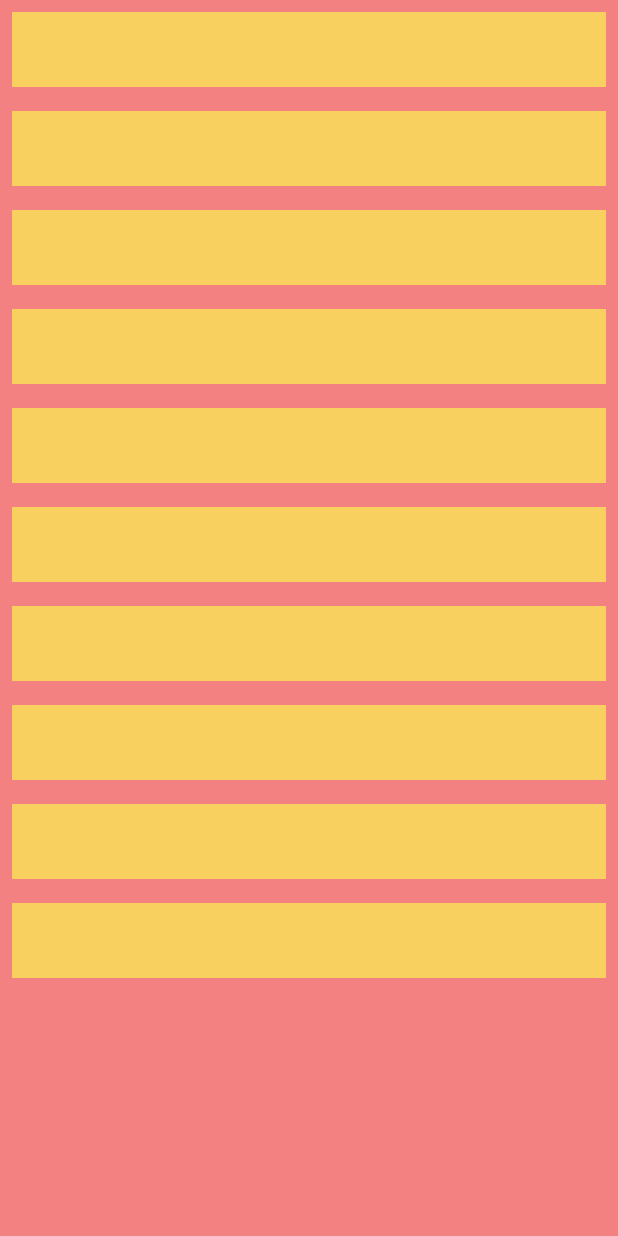
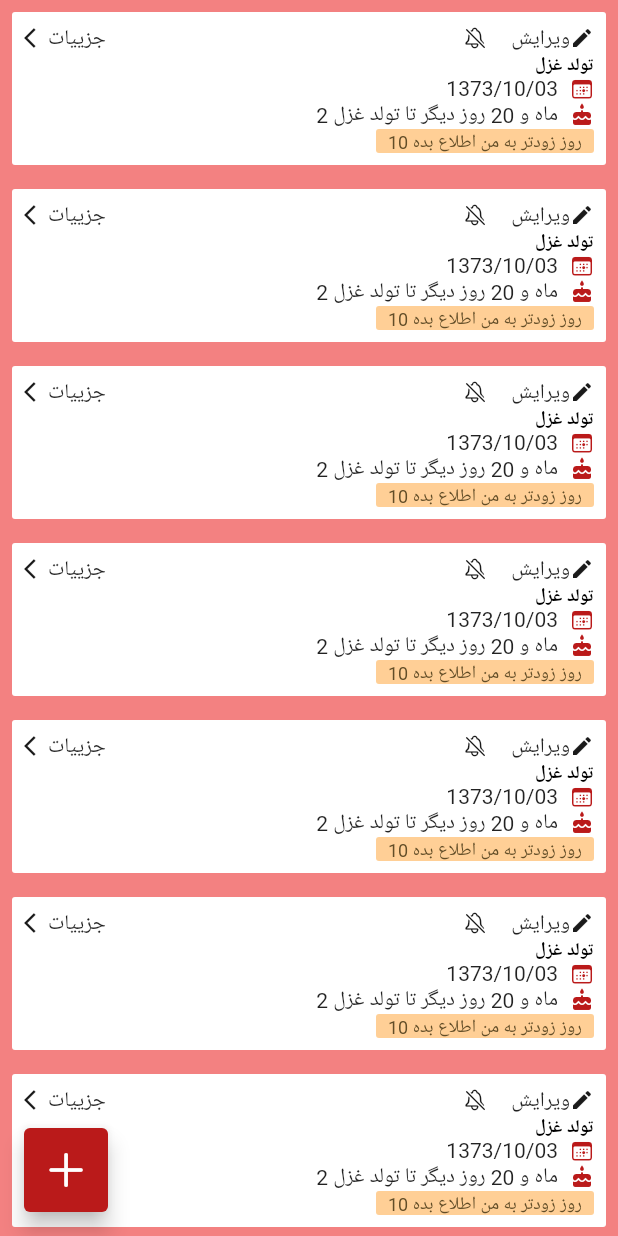
Before and after one commit to Ghazal-Jamalzadeh/birthdate_reminder, a Flutter app: the screen it shows after launch, on a phone screen of 412 x 824 dp. Run offline on Flutter 3.47's test engine with Material 2 defaults, Android fonts, the phone set to English and light mode, and no system bars; our stand-ins replace lottie; Roboto replaces fonts that are missing (IRSans).

Commit message:
home : cards

```diff
--- a/lib/ui/screens/home/home_screen.dart
+++ b/lib/ui/screens/home/home_screen.dart
@@ -1,5 +1,8 @@
 import 'package:birthdate_reminder/utils/colors.dart';
+import 'package:flutter/cupertino.dart';
 import 'package:flutter/material.dart';
+
+import '../../widgets/cards/birthdate-cards.dart';
 
 class HomeScreen extends StatelessWidget {
   const HomeScreen({Key? key}) : super(key: key);
@@ -7,13 +10,25 @@ class HomeScreen extends StatelessWidget {
   @override
   Widget build(BuildContext context) {
     return Scaffold(
+      floatingActionButton: FloatingActionButton(
+        shape: RoundedRectangleBorder(
+            borderRadius: BorderRadius.circular(4)),
+
+        onPressed: () {
+          // Add your action here
+        },
+        child: Icon( CupertinoIcons.plus, size: 32, color: Colors.white,),
+        tooltip: 'Add',
+        backgroundColor: SysColor.error,
+      ),
+      floatingActionButtonLocation: FloatingActionButtonLocation.startFloat,
       backgroundColor: RefColor.pastelPink,
       body: ListView.builder(
         itemCount: 10,
         itemBuilder: (context, index) {
         return Padding(
           padding: const EdgeInsets.all(8.0),
-          child: Container(color: RefColor.darkYellow, height: 50,),
+          child: BirthdateCard(),
         );
       },),
     ) ;
--- /dev/null
+++ b/lib/ui/widgets/cards/birthdate-cards.dart
@@ -0,0 +1,118 @@
+import 'package:birthdate_reminder/utils/colors.dart';
+import 'package:flutter/cupertino.dart';
+import 'package:flutter/material.dart';
+
+class BirthdateCard extends StatelessWidget {
+  const BirthdateCard({Key? key}) : super(key: key);
+
+  @override
+  Widget build(BuildContext context) {
+    return Container(
+      decoration: BoxDecoration(
+        color: Colors.white ,
+        borderRadius: BorderRadius.circular(2)
+      ),
+      child: Padding(
+        padding: const EdgeInsets.all(8.0),
+        child: Column(
+          children: [
+          //--- icons ---//
+          Row(
+          mainAxisAlignment: MainAxisAlignment.spaceBetween,
+          children: [
+            Row(
+              children: [
+                Icon(Icons.arrow_back_ios, color: SysColor.onBackground,
+                  size: 16,),
+                Text('جزییات', style: Theme
+                    .of(context)
+                    .textTheme
+                    .bodyMedium,)
+              ],
+            ),
+
+            Row(
+              children: [
+                Icon(CupertinoIcons.bell_slash, size: 16,
+                  color: SysColor.onBackground,),
+                SizedBox(width: 16,),
+                Row(
+                  children: [
+                    Text('ویرایش', style: Theme
+                        .of(context)
+                        .textTheme
+                        .bodyMedium,),
+                    Icon(Icons.edit, size: 16, color: SysColor.onBackground,),
+
+                  ],
+                ),
+              ],
+            )
+          ],
+        ),
+
+        //--- name ---//
+        Row(
+          mainAxisAlignment: MainAxisAlignment.start,
+          children: [
+            Expanded(child: Text('تولد غزل', style: Theme
+                .of(context)
+                .textTheme
+                .labelMedium, textAlign: TextAlign.right,)),
+          ],
+        ),
+
+        //--- date ---//
+        Row(
+          textDirection: TextDirection.rtl,
+          children: [
+            Icon(CupertinoIcons.calendar_today, size: 16, color: SysColor.error,),
+            SizedBox(width: 8,) ,
+            Text('1373/10/03', style: Theme
+                .of(context)
+                .textTheme
+                .bodyMedium,),
+
+          ],
+        ) ,
+          //--- remain days ---//
+
+            Row(
+              textDirection: TextDirection.rtl,
+              children: [
+                Icon(Icons.cake_rounded, size: 16, color: SysColor.error,),
+                SizedBox(width: 8,) ,
+                Text('2 ماه و 20 روز دیگر تا تولد غزل', style: Theme
+                    .of(context)
+                    .textTheme
+                    .bodyMedium,),
+
+              ],
+            ) ,
+
+          //--- notif message---//
+            Row(
+              textDirection: TextDirection.rtl,
+              children: [
+                Container(
+                  decoration: BoxDecoration(
+                    borderRadius: BorderRadius.all(Radius.circular(2)) ,
+                    color: RefColor.pastelYellow ,
+
+                  ),
+                  child:   Padding(
+                    padding: const EdgeInsets.fromLTRB(8 , 0 , 8 , 0),
+                    child: Text('10 روز زودتر به من اطلاع بده', style: Theme
+                        .of(context)
+                        .textTheme
+                        .bodySmall!.copyWith(color: RefColor.darkerYellow)),
+                  ),
+                ),
+              ],
+            )
+          ],
+        ),
+      ),
+    );
+  }
+}
--- a/lib/utils/colors.dart
+++ b/lib/utils/colors.dart
@@ -71,8 +71,10 @@ class RefColor {
   static const pastelBlue = Color(0xFFCDFAD5);
   static const darkPink = Color(0xFFFF6D60);
   static const darkYellow = Color(0xFFF7D060);
+  static const darkerYellow = Color(0xFF624D27);
   static const darkLime = Color(0xFFE6FF3F);
   static const darkBlue = Color(0xFF98D8AA);
+  static const darkerBlue = Color(0xFF3A5243);
 
   static const neutralVariant100 = Color(0xFFF2F3F3);
   static const neutralVariant200 = Color(0xFFE4E7E7);
```
Also changed, not shown: assets/fonts/BKoodkBd.ttf (added).
